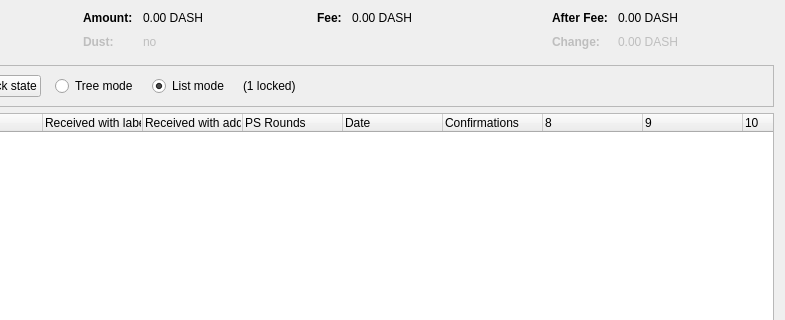
Before: the Qt Designer form src/qt/forms/coincontroldialog.ui in toycor/cosanta-core, drawn with Qt 5; both pictures show x 169 to 954 and y 0 to 320 of the 954 by 500 pixel window.
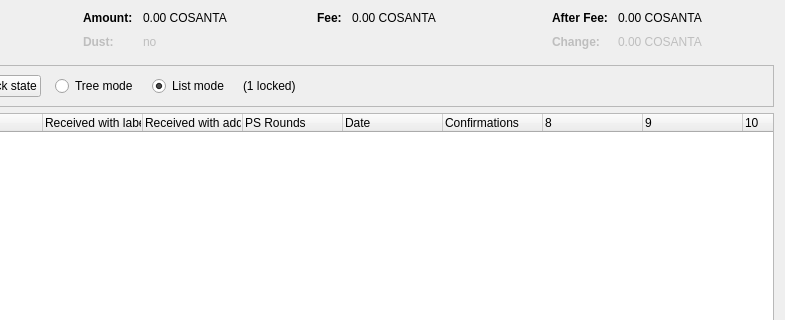
After: the same form once the commit is applied. Custom widgets are drawn as their Qt base class.

Commit message: Update dash to cosanta and bump hash algo

```diff
--- a/src/qt/forms/coincontroldialog.ui
+++ b/src/qt/forms/coincontroldialog.ui
@@ -132,7 +132,7 @@
           <enum>Qt::ActionsContextMenu</enum>
          </property>
          <property name="text">
-          <string notr="true">0.00 DASH</string>
+          <string notr="true">0.00 COSANTA</string>
          </property>
          <property name="textInteractionFlags">
           <set>Qt::LinksAccessibleByMouse|Qt::TextSelectableByKeyboard|Qt::TextSelectableByMouse</set>
@@ -212,7 +212,7 @@
           <enum>Qt::ActionsContextMenu</enum>
          </property>
          <property name="text">
-          <string notr="true">0.00 DASH</string>
+          <string notr="true">0.00 COSANTA</string>
          </property>
          <property name="textInteractionFlags">
           <set>Qt::LinksAccessibleByMouse|Qt::TextSelectableByKeyboard|Qt::TextSelectableByMouse</set>
@@ -257,7 +257,7 @@
           <enum>Qt::ActionsContextMenu</enum>
          </property>
          <property name="text">
-          <string notr="true">0.00 DASH</string>
+          <string notr="true">0.00 COSANTA</string>
          </property>
          <property name="textInteractionFlags">
           <set>Qt::LinksAccessibleByMouse|Qt::TextSelectableByKeyboard|Qt::TextSelectableByMouse</set>
@@ -292,7 +292,7 @@
           <enum>Qt::ActionsContextMenu</enum>
          </property>
          <property name="text">
-          <string notr="true">0.00 DASH</string>
+          <string notr="true">0.00 COSANTA</string>
          </property>
          <property name="textInteractionFlags">
           <set>Qt::LinksAccessibleByMouse|Qt::TextSelectableByKeyboard|Qt::TextSelectableByMouse</set>
```
The commit also changes 395 other files.
